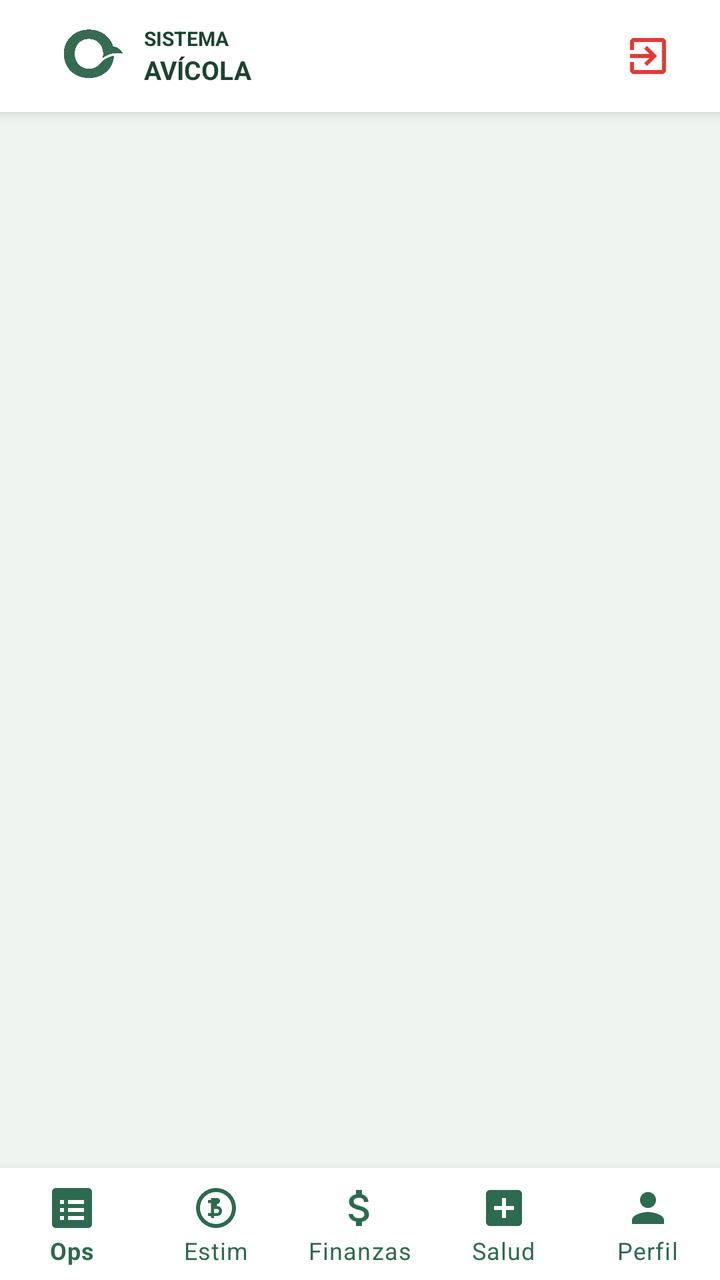
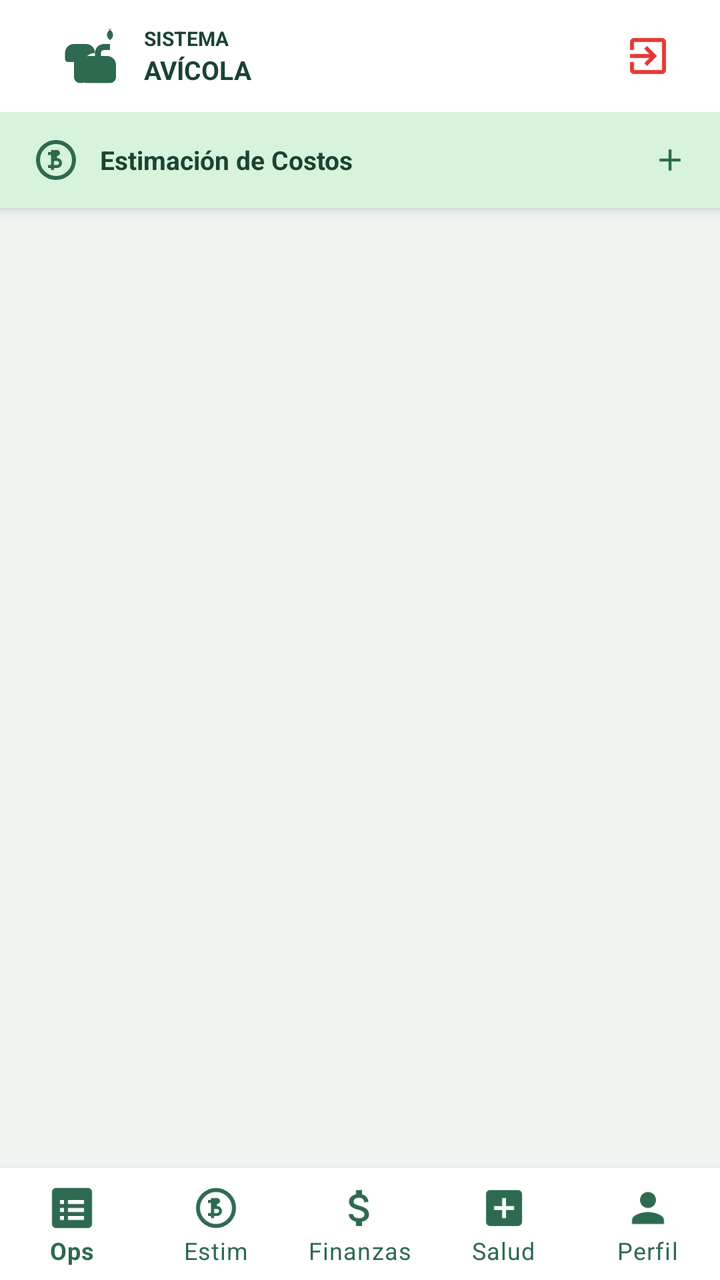

Two renders of the same Android screen: before a commit and after it. Below are the layout's source before the change and the commit's diff.
<!-- AndroidManifest.xml: application theme Theme.SistemaAvicola -->
<!-- res/layout/activity_dashboard.xml -->
<?xml version="1.0" encoding="utf-8"?>
<androidx.coordinatorlayout.widget.CoordinatorLayout
    xmlns:android="http://schemas.android.com/apk/res/android"
    xmlns:app="http://schemas.android.com/apk/res-auto"
    android:layout_width="match_parent"
    android:layout_height="match_parent"
    android:background="@color/blanco_semi">

    
    <com.google.android.material.appbar.AppBarLayout
        android:layout_width="match_parent"
        android:layout_height="wrap_content"
        android:background="@color/blanco"
        app:elevation="4dp">

        <androidx.appcompat.widget.Toolbar
            android:id="@+id/toolbarDashboard"
            android:layout_width="match_parent"
            android:layout_height="56dp"
            android:paddingHorizontal="4dp">

            <LinearLayout
                android:layout_width="match_parent"
                android:layout_height="match_parent"
                android:orientation="horizontal"
                android:gravity="center_vertical"
                android:paddingStart="12dp"
                android:paddingEnd="12dp">

                <ImageView android:layout_width="36dp" android:layout_height="36dp"
                    android:src="@drawable/ic_logo_avicola" android:contentDescription="Logo"
                    android:scaleType="fitCenter"/>

                <LinearLayout android:layout_width="0dp" android:layout_height="wrap_content"
                    android:orientation="vertical" android:layout_marginStart="8dp"
                    android:layout_weight="1">
                    <TextView android:layout_width="wrap_content" android:layout_height="wrap_content"
                        android:text="SISTEMA" android:textColor="@color/verde_oscuro"
                        android:textSize="10sp" android:textStyle="bold"/>
                    <TextView android:id="@+id/tvToolbarSubTitle" android:layout_width="wrap_content" android:layout_height="wrap_content"
                        android:text="AVÍCOLA" android:textColor="@color/verde_oscuro"
                        android:textSize="13sp" android:textStyle="bold"/>
                </LinearLayout>

                <ImageView
                    android:id="@+id/btnToolbarReportes"
                    android:layout_width="32dp"
                    android:layout_height="32dp"
                    android:src="@drawable/ic_reportes"
                    android:padding="4dp"
                    android:background="?attr/selectableItemBackgroundBorderless"
                    android:clickable="true"
                    android:focusable="true"
                    android:visibility="gone"
                    android:contentDescription="Reportes"
                    app:tint="@color/verde_primario" />

                <ImageView
                    android:id="@+id/btnToolbarLogout"
                    android:layout_width="32dp"
                    android:layout_height="32dp"
                    android:layout_marginStart="8dp"
                    android:src="@drawable/ic_logout"
                    android:padding="4dp"
                    android:background="?attr/selectableItemBackgroundBorderless"
                    android:clickable="true"
                    android:focusable="true"
                    android:contentDescription="Cerrar sesión"
                    app:tint="@color/rojo_salir" />

            </LinearLayout>

        </androidx.appcompat.widget.Toolbar>
    </com.google.android.material.appbar.AppBarLayout>

    
    <androidx.fragment.app.FragmentContainerView
        android:id="@+id/nav_host_fragment"
        android:layout_width="match_parent"
        android:layout_height="match_parent"
        app:layout_behavior="@string/appbar_scrolling_view_behavior" />

    <com.google.android.material.bottomnavigation.BottomNavigationView
        android:id="@+id/bottomNavigation"
        android:layout_width="match_parent"
        android:layout_height="wrap_content"
        android:layout_gravity="bottom"
        android:background="@color/blanco"
        app:menu="@menu/menu_dashboard"
        app:itemIconTint="@color/verde_primario"
        app:itemTextColor="@color/verde_primario"
        app:labelVisibilityMode="labeled" />

</androidx.coordinatorlayout.widget.CoordinatorLayout>
<!-- resources referenced by this layout -->
<resources>
  <color name="blanco">#FFFFFF</color>
  <color name="blanco_semi">#F0F4F1</color>
  <color name="rojo_salir">#E53935</color>
  <color name="verde_oscuro">#1B4332</color>
  <color name="verde_primario">#2D6A4F</color>
  <!-- drawable ic_logo_avicola: png bitmap (drawable, 420128 bytes) -->
  <!-- drawable ic_logout (drawable) -->
  <vector xmlns:android="http://schemas.android.com/apk/res/android"
      android:width="24dp"
      android:height="24dp"
      android:viewportWidth="24.0"
      android:viewportHeight="24.0"
      android:tint="?attr/colorControlNormal">
      <path
          android:fillColor="@android:color/white"
          android:pathData="M10.09,15.59L11.5,17l5,-5 -5,-5 -1.41,1.41L12.67,11H3v2h9.67l-2.58,2.59zM19,3H5c-1.11,0 -2,0.9 -2,2v4h2V5h14v14H5v-4H3v4c0,1.1 0.89,2 2,2h14c1.1,0 2,-0.9 2,-2V5c0,-1.1 -0.9,-2 -2,-2z" />
  </vector>
  <!-- drawable ic_reportes (drawable) -->
  <?xml version="1.0" encoding="utf-8"?>
  <vector xmlns:android="http://schemas.android.com/apk/res/android"
      android:width="24dp" android:height="24dp"
      android:viewportWidth="24" android:viewportHeight="24">
      <path android:fillColor="#2D6A4F"
          android:pathData="M5,9.2H8V19H5V9.2ZM10.6,5H13.4V19H10.6V5ZM16.2,13H19V19H16.2V13Z"/>
  </vector>
  <style name="Theme.SistemaAvicola" parent="Theme.MaterialComponents.Light.NoActionBar">
          <item name="colorPrimary">@color/verde_primario</item>
          <item name="colorPrimaryVariant">@color/verde_oscuro</item>
          <item name="colorOnPrimary">@color/blanco</item>
          <item name="colorSecondary">@color/dorado</item>
          <item name="colorOnSecondary">@color/blanco</item>
          <item name="android:windowBackground">@color/blanco_semi</item>
          <item name="android:statusBarColor">@color/verde_oscuro</item>
          <item name="android:navigationBarColor">@color/verde_oscuro</item>
      </style>
  <color name="dorado">#F4A422</color>
</resources>

<!-- the commit's change to res/layout/activity_dashboard.xml (unified diff, before → after) -->
@@ -6,7 +6,6 @@
     android:layout_height="match_parent"
     android:background="@color/blanco_semi">
 
-    
     <com.google.android.material.appbar.AppBarLayout
         android:layout_width="match_parent"
         android:layout_height="wrap_content"
@@ -27,19 +26,36 @@
                 android:paddingStart="12dp"
                 android:paddingEnd="12dp">
 
-                <ImageView android:layout_width="36dp" android:layout_height="36dp"
-                    android:src="@drawable/ic_logo_avicola" android:contentDescription="Logo"
-                    android:scaleType="fitCenter"/>
+                
+                <ImageView
+                    android:layout_width="36dp"
+                    android:layout_height="36dp"
+                    android:src="@drawable/ic_gallina"
+                    android:contentDescription="Logo"
+                    android:scaleType="fitCenter"
+                    app:tint="@color/verde_primario"/>
 
-                <LinearLayout android:layout_width="0dp" android:layout_height="wrap_content"
-                    android:orientation="vertical" android:layout_marginStart="8dp"
+                <LinearLayout
+                    android:layout_width="0dp"
+                    android:layout_height="wrap_content"
+                    android:orientation="vertical"
+                    android:layout_marginStart="8dp"
                     android:layout_weight="1">
-                    <TextView android:layout_width="wrap_content" android:layout_height="wrap_content"
-                        android:text="SISTEMA" android:textColor="@color/verde_oscuro"
-                        android:textSize="10sp" android:textStyle="bold"/>
-                    <TextView android:id="@+id/tvToolbarSubTitle" android:layout_width="wrap_content" android:layout_height="wrap_content"
-                        android:text="AVÍCOLA" android:textColor="@color/verde_oscuro"
-                        android:textSize="13sp" android:textStyle="bold"/>
+                    <TextView
+                        android:layout_width="wrap_content"
+                        android:layout_height="wrap_content"
+                        android:text="SISTEMA"
+                        android:textColor="@color/verde_oscuro"
+                        android:textSize="10sp"
+                        android:textStyle="bold"/>
+                    <TextView
+                        android:id="@+id/tvToolbarSubTitle"
+                        android:layout_width="wrap_content"
+                        android:layout_height="wrap_content"
+                        android:text="AVÍCOLA"
+                        android:textColor="@color/verde_oscuro"
+                        android:textSize="13sp"
+                        android:textStyle="bold"/>
                 </LinearLayout>
 
                 <ImageView
@@ -53,7 +69,7 @@
                     android:focusable="true"
                     android:visibility="gone"
                     android:contentDescription="Reportes"
-                    app:tint="@color/verde_primario" />
+                    app:tint="@color/verde_primario"/>
 
                 <ImageView
                     android:id="@+id/btnToolbarLogout"
@@ -66,11 +82,51 @@
                     android:clickable="true"
                     android:focusable="true"
                     android:contentDescription="Cerrar sesión"
-                    app:tint="@color/rojo_salir" />
+                    app:tint="@color/rojo_salir"/>
 
             </LinearLayout>
+        </androidx.appcompat.widget.Toolbar>
 
-        </androidx.appcompat.widget.Toolbar>
+        
+        <LinearLayout
+            android:id="@+id/cardModuloCostos"
+            android:layout_width="match_parent"
+            android:layout_height="48dp"
+            android:orientation="horizontal"
+            android:gravity="center_vertical"
+            android:background="@color/verde_fondo"
+            android:paddingHorizontal="16dp"
+            android:paddingVertical="8dp"
+            android:clickable="true"
+            android:focusable="true"
+            android:foreground="?attr/selectableItemBackground">
+
+            <ImageView
+                android:layout_width="24dp"
+                android:layout_height="24dp"
+                android:src="@drawable/ic_costos"
+                app:tint="@color/verde_primario"
+                android:contentDescription="Costos"/>
+
+            <TextView
+                android:layout_width="0dp"
+                android:layout_height="wrap_content"
+                android:layout_weight="1"
+                android:layout_marginStart="10dp"
+                android:text="Estimación de Costos"
+                android:textColor="@color/verde_oscuro"
+                android:textSize="13sp"
+                android:textStyle="bold"/>
+
+            <ImageView
+                android:layout_width="18dp"
+                android:layout_height="18dp"
+                android:src="@drawable/ic_anadir"
+                app:tint="@color/verde_primario"
+                android:contentDescription="Ir a Costos"/>
+
+        </LinearLayout>
+
     </com.google.android.material.appbar.AppBarLayout>
 
     
@@ -78,7 +134,7 @@
         android:id="@+id/nav_host_fragment"
         android:layout_width="match_parent"
         android:layout_height="match_parent"
-        app:layout_behavior="@string/appbar_scrolling_view_behavior" />
+        app:layout_behavior="@string/appbar_scrolling_view_behavior"/>
 
     <com.google.android.material.bottomnavigation.BottomNavigationView
         android:id="@+id/bottomNavigation"
@@ -89,6 +145,6 @@
         app:menu="@menu/menu_dashboard"
         app:itemIconTint="@color/verde_primario"
         app:itemTextColor="@color/verde_primario"
-        app:labelVisibilityMode="labeled" />
+        app:labelVisibilityMode="labeled"/>
 
 </androidx.coordinatorlayout.widget.CoordinatorLayout>
<!-- resource entries referenced after the edit -->
@@ -3,9 +3,33 @@
   <color name="blanco">#FFFFFF</color>
   <color name="blanco_semi">#F0F4F1</color>
   <color name="rojo_salir">#E53935</color>
+  <color name="verde_fondo">#D8F3DC</color>
   <color name="verde_oscuro">#1B4332</color>
   <color name="verde_primario">#2D6A4F</color>
-  <!-- drawable ic_logo_avicola: png bitmap (drawable, 420128 bytes) -->
+  <!-- drawable ic_anadir (drawable) -->
+  <?xml version="1.0" encoding="utf-8"?>
+  <vector xmlns:android="http://schemas.android.com/apk/res/android"
+      android:width="24dp" android:height="24dp"
+      android:viewportWidth="24" android:viewportHeight="24">
+      <path android:fillColor="#FFFFFF"
+          android:pathData="M19,13H13V19H11V13H5V11H11V5H13V11H19V13Z"/>
+  </vector>
+  <!-- drawable ic_costos (drawable) -->
+  <?xml version="1.0" encoding="utf-8"?>
+  <vector xmlns:android="http://schemas.android.com/apk/res/android"
+      android:width="24dp" android:height="24dp"
+      android:viewportWidth="24" android:viewportHeight="24">
+      <path android:fillColor="#2D6A4F"
+          android:pathData="M12,2A10,10 0,0,0 2,12A10,10 0,0,0 12,22A10,10 0,0,0 22,12A10,10 0,0,0 12,2ZM12,20A8,8 0,0,1 4,12A8,8 0,0,1 12,4A8,8 0,0,1 20,12A8,8 0,0,1 12,20ZM12.5,11H11V7H12.5C13.3,7 14,7.7 14,8.5C14,9.3 13.3,10 12.5,10H12.5V11ZM11,11H12.5C13.9,11 15,12.1 15,13.5C15,14.9 13.9,16 12.5,16H11V17H9.5V16H8V14.5H9.5V9.5H8V8H9.5V7H11V8H12.5V9.5H11V11ZM11,12.5V14.5H12.5C13.1,14.5 13.5,14.1 13.5,13.5C13.5,12.9 13.1,12.5 12.5,12.5H11Z"/>
+  </vector>
+  <!-- drawable ic_gallina (drawable) -->
+  <?xml version="1.0" encoding="utf-8"?>
+  <vector xmlns:android="http://schemas.android.com/apk/res/android"
+      android:width="24dp" android:height="24dp"
+      android:viewportWidth="24" android:viewportHeight="24">
+      <path android:fillColor="#2D6A4F"
+          android:pathData="M19,3C17.9,3 17,3.9 17,5C17,5.7 17.4,6.3 18,6.7V8H16C14.3,8 13,9.3 13,11V12H11C9.3,12 8,13.3 8,15V19C8,20.1 8.9,21 10,21H18C19.1,21 20,20.1 20,19V15C20,13.3 18.7,12 17,12H15V11C15,10.4 15.4,10 16,10H18V6.7C18.6,6.3 19,5.7 19,5C19,3.9 18.1,3 17,3H19ZM6,8C4.3,8 3,9.3 3,11V13C3,13.6 3.4,14 4,14H6V19C6,20.1 6.9,21 8,21H9V15C9,12.8 10.8,11 13,11V11C13,9.3 11.7,8 10,8H6Z"/>
+  </vector>
   <!-- drawable ic_logout (drawable) -->
   <vector xmlns:android="http://schemas.android.com/apk/res/android"
       android:width="24dp"
